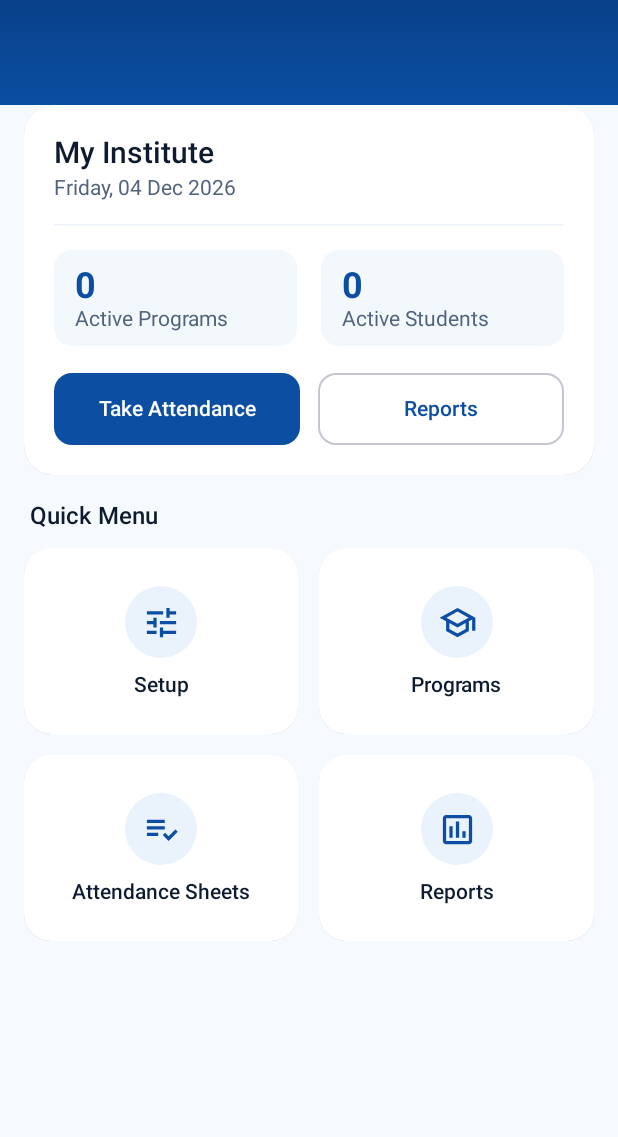
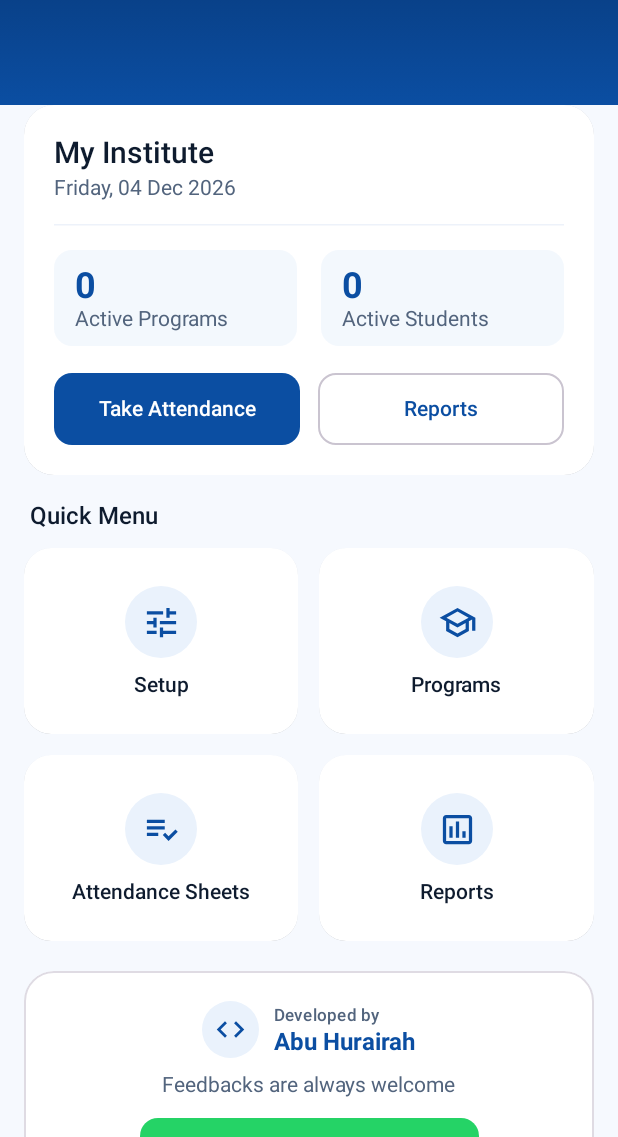
Before and after one commit to dev-abuhurairah/smart-attendence, an Android app built with Jetpack Compose: the screen it shows after launch (MainActivity), on a phone screen of 412 x 824 dp, the part 99-1236 px from its top. Run offline under Robolectric (Android 15) with nearby library versions, the phone set to English and light mode, and no system bars; our stand-ins replace Dagger/Hilt's generated code, Room's generated code.

Commit message:
feat: add developer credits card for Abu Hurairah on HomeScreen, optimize UI performance and produce smooth release build

```diff
--- a/app/build.gradle.kts
+++ b/app/build.gradle.kts
@@ -31,6 +31,7 @@ android {
                 getDefaultProguardFile("proguard-android-optimize.txt"),
                 "proguard-rules.pro"
             )
+            signingConfig = signingConfigs.getByName("debug")
         }
         debug {
             isMinifyEnabled = false
--- a/app/src/main/java/com/smartattendance/app/ui/screens/home/HomeScreen.kt
+++ b/app/src/main/java/com/smartattendance/app/ui/screens/home/HomeScreen.kt
@@ -1,5 +1,8 @@
 package com.smartattendance.app.ui.screens.home
 
+import android.content.Intent
+import android.net.Uri
+import androidx.compose.foundation.BorderStroke
 import androidx.compose.foundation.background
 import androidx.compose.foundation.clickable
 import androidx.compose.foundation.layout.Arrangement
@@ -17,15 +20,17 @@ import androidx.compose.foundation.layout.navigationBarsPadding
 import androidx.compose.foundation.layout.padding
 import androidx.compose.foundation.layout.size
 import androidx.compose.foundation.layout.statusBarsPadding
+import androidx.compose.foundation.layout.width
 import androidx.compose.foundation.layout.widthIn
 import androidx.compose.foundation.rememberScrollState
 import androidx.compose.foundation.shape.CircleShape
 import androidx.compose.foundation.shape.RoundedCornerShape
 import androidx.compose.foundation.verticalScroll
 import androidx.compose.material.icons.Icons
+import androidx.compose.material.icons.automirrored.outlined.PlaylistAddCheck
 import androidx.compose.material.icons.outlined.Assessment
-import androidx.compose.material.icons.outlined.FactCheck
-import androidx.compose.material.icons.outlined.PlaylistAddCheck
+import androidx.compose.material.icons.outlined.Chat
+import androidx.compose.material.icons.outlined.Code
 import androidx.compose.material.icons.outlined.School
 import androidx.compose.material.icons.outlined.Settings
 import androidx.compose.material.icons.outlined.Tune
@@ -44,12 +49,14 @@ import androidx.compose.material3.Text
 import androidx.compose.material3.TextButton
 import androidx.compose.runtime.Composable
 import androidx.compose.runtime.getValue
+import androidx.compose.runtime.remember
 import androidx.compose.ui.Alignment
 import androidx.compose.ui.Modifier
 import androidx.compose.ui.draw.clip
 import androidx.compose.ui.graphics.Brush
 import androidx.compose.ui.graphics.Color
 import androidx.compose.ui.graphics.vector.ImageVector
+import androidx.compose.ui.platform.LocalContext
 import androidx.compose.ui.text.font.FontWeight
 import androidx.compose.ui.text.style.TextOverflow
 import androidx.compose.ui.unit.dp
@@ -277,14 +284,16 @@ fun HomeScreen(
 
                     Spacer(modifier = Modifier.height(12.dp))
 
-                    val menuItems = listOf(
-                        HomeMenuItem("Setup", Icons.Outlined.Tune, onNavigateToSetup),
-                        HomeMenuItem("Programs", Icons.Outlined.School, onNavigateToPrograms),
-                        HomeMenuItem("Attendance Sheets", Icons.Outlined.PlaylistAddCheck, onNavigateToSheets),
-                        HomeMenuItem("Reports", Icons.Outlined.Assessment, onNavigateToReports)
-                    )
+                    val menuItems = remember(onNavigateToSetup, onNavigateToPrograms, onNavigateToSheets, onNavigateToReports) {
+                        listOf(
+                            HomeMenuItem("Setup", Icons.Outlined.Tune, onNavigateToSetup),
+                            HomeMenuItem("Programs", Icons.Outlined.School, onNavigateToPrograms),
+                            HomeMenuItem("Attendance Sheets", Icons.AutoMirrored.Outlined.PlaylistAddCheck, onNavigateToSheets),
+                            HomeMenuItem("Reports", Icons.Outlined.Assessment, onNavigateToReports)
+                        )
+                    }
 
-                    val rows = menuItems.chunked(columns)
+                    val rows = remember(menuItems, columns) { menuItems.chunked(columns) }
                     Column(verticalArrangement = Arrangement.spacedBy(14.dp)) {
                         rows.forEach { rowItems ->
                             Row(
@@ -304,8 +313,121 @@ fun HomeScreen(
                         }
                     }
 
+                    Spacer(modifier = Modifier.height(20.dp))
+
+                    // Developer Credits Card
+                    DeveloperCreditsCard()
+
                     Spacer(modifier = Modifier.height(24.dp))
                 }
+            }
+        }
+    }
+}
+
+@Composable
+private fun DeveloperCreditsCard(
+    modifier: Modifier = Modifier
+) {
+    val context = LocalContext.current
+    val whatsappNumber = "03467922243"
+    val internationalNumber = "923467922243"
+
+    Card(
+        modifier = modifier
+            .fillMaxWidth()
+            .clip(RoundedCornerShape(20.dp)),
+        shape = RoundedCornerShape(20.dp),
+        colors = CardDefaults.cardColors(
+            containerColor = MaterialTheme.colorScheme.surface
+        ),
+        elevation = CardDefaults.cardElevation(defaultElevation = 2.dp),
+        border = BorderStroke(1.dp, MaterialTheme.colorScheme.outlineVariant.copy(alpha = 0.6f))
+    ) {
+        Column(
+            modifier = Modifier
+                .fillMaxWidth()
+                .padding(20.dp),
+            horizontalAlignment = Alignment.CenterHorizontally
+        ) {
+            Row(
+                verticalAlignment = Alignment.CenterVertically,
+                horizontalArrangement = Arrangement.Center
+            ) {
+                Surface(
+                    shape = CircleShape,
+                    color = BlueLight,
+                    modifier = Modifier.size(38.dp)
+                ) {
+                    Box(contentAlignment = Alignment.Center) {
+                        Icon(
+                            imageVector = Icons.Outlined.Code,
+                            contentDescription = "Developer",
+                            tint = BluePrimary,
+                            modifier = Modifier.size(22.dp)
+                        )
+                    }
+                }
+                Spacer(modifier = Modifier.width(10.dp))
+                Column {
+                    Text(
+                        text = "Developed by",
+                        style = MaterialTheme.typography.labelSmall,
+                        color = MaterialTheme.colorScheme.onSurfaceVariant
+                    )
+                    Text(
+                        text = "Abu Hurairah",
+                        style = MaterialTheme.typography.titleMedium,
+                        fontWeight = FontWeight.Bold,
+                        color = BluePrimary
+                    )
+                }
+            }
+
+            Spacer(modifier = Modifier.height(10.dp))
+
+            Text(
+                text = "Feedbacks are always welcome",
+                style = MaterialTheme.typography.bodyMedium,
+                color = MaterialTheme.colorScheme.onSurfaceVariant
+            )
+
+            Spacer(modifier = Modifier.height(14.dp))
+
+            Button(
+                onClick = {
+                    val url = "https://wa.me/$internationalNumber?text=${Uri.encode("Hello Abu Hurairah, I am using your Smart Attendance app! Here is my feedback:")}"
+                    val intent = Intent(Intent.ACTION_VIEW, Uri.parse(url))
+                    try {
+                        context.startActivity(intent)
+                    } catch (_: Exception) {
+                        try {
+                            val dialIntent = Intent(Intent.ACTION_DIAL, Uri.parse("tel:$whatsappNumber"))
+                            context.startActivity(dialIntent)
+                        } catch (_: Exception) {
+                            // Ignored if device lacks dialer/browser
+                        }
+                    }
+                },
+                shape = RoundedCornerShape(12.dp),
+                colors = ButtonDefaults.buttonColors(
+                    containerColor = Color(0xFF25D366),
+                    contentColor = Color.White
+                ),
+                contentPadding = PaddingValues(horizontal = 20.dp, vertical = 10.dp),
+                modifier = Modifier.height(44.dp)
+            ) {
+                Icon(
+                    imageVector = Icons.Outlined.Chat,
+                    contentDescription = "WhatsApp",
+                    modifier = Modifier.size(18.dp)
+                )
+                Spacer(modifier = Modifier.width(8.dp))
+                Text(
+                    text = "WhatsApp: $whatsappNumber",
+                    fontWeight = FontWeight.SemiBold,
+                    style = MaterialTheme.typography.labelLarge
+                )
             }
         }
     }
--- a/app/src/main/java/com/smartattendance/app/ui/screens/reports/ReportsScreen.kt
+++ b/app/src/main/java/com/smartattendance/app/ui/screens/reports/ReportsScreen.kt
@@ -382,7 +382,7 @@ private fun AnalyticsTab(
                     }
                 }
             } else {
-                items(summary.rows) { row ->
+                items(summary.rows, key = { "${it.primaryLabel}_${it.secondaryLabel}" }) { row ->
                     Card(
                         modifier = Modifier.fillMaxWidth(),
                         border = if (row.isLowAttendance) BorderStroke(1.2.dp, StatusAbsent) else null
```
Also changed, not shown: app/src/main/java/com/smartattendance/app/ui/screens/attendance/TakeAttendanceViewModel.kt (+48 -21 lines), 2 other files.
